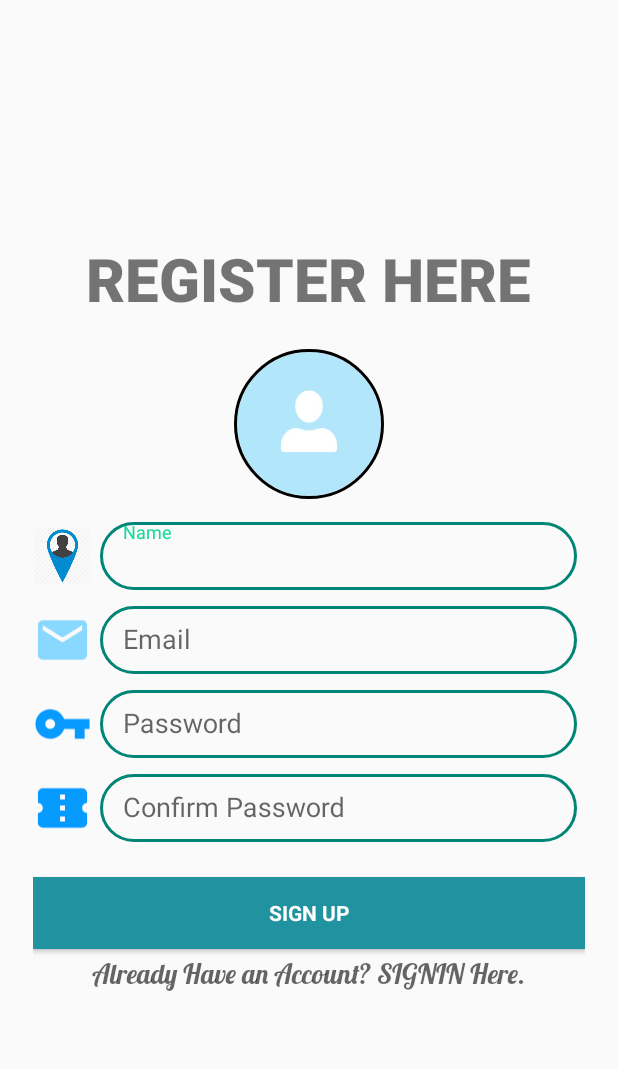
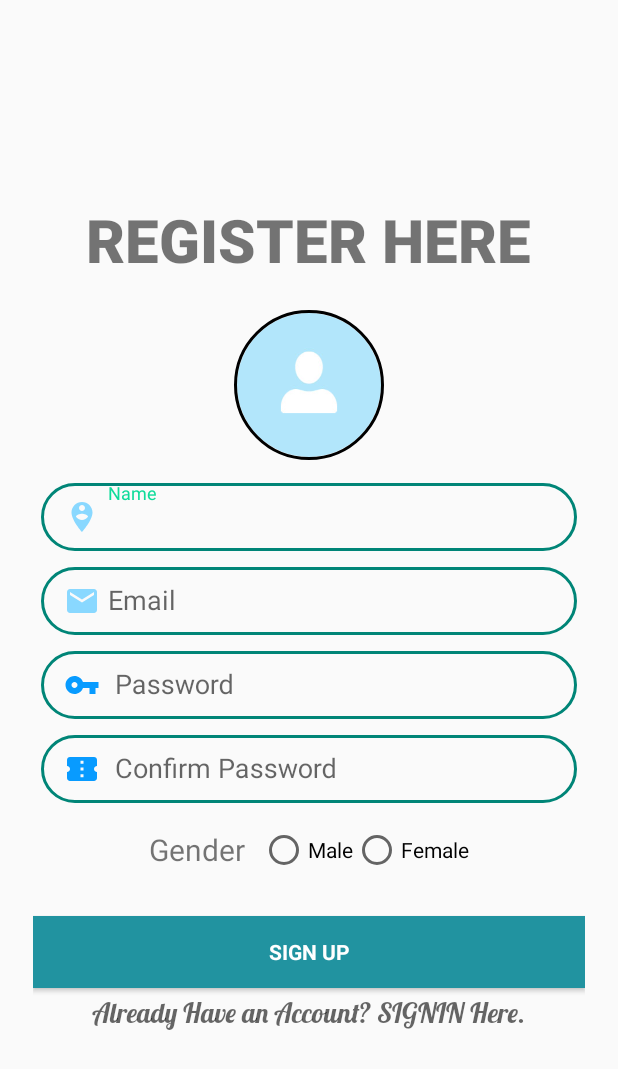
Before and after one commit to UjjwolKayastha/TrackerApplication, an Android app: the screen it shows after launch (SignUp), after a tap on "SIGN UP", on a phone screen of 412 x 824 dp. Shown: the top 1069 px of the screen. Run offline under Robolectric (Android 15) with nearby library versions, the phone set to English and light mode, and no system bars; our stand-ins replace CircleImageView, Firebase (no records; nobody signed in at launch, a user with empty details on screens opened directly); libraries missing offline, so code that uses them is left out: com.theartofdev.edmodo.

Commit message:
Created UserData model to save Authentication data to database

```diff
--- a/app/build.gradle
+++ b/app/build.gradle
@@ -36,6 +36,8 @@ dependencies {
     implementation 'com.google.firebase:firebase-core:16.0.9'
     implementation 'com.firebaseui:firebase-ui-database:4.3.2'
     implementation 'com.google.firebase:firebase-auth:17.0.0'
+
+    //Realtime Database
     implementation 'com.google.firebase:firebase-database:17.0.0'
 
     implementation 'de.hdodenhof:circleimageview:3.0.0'
@@ -43,6 +45,9 @@ dependencies {
     //google authentication
     implementation 'com.google.android.gms:play-services-auth:16.0.1'
 
+    //image cropper
+    api 'com.theartofdev.edmodo:android-image-cropper:2.8.+'
+
 }
 
 apply plugin: 'com.google.gms.google-services'
--- a/app/src/main/java/kayastha/ujjwol/atrackerapp/SignUp.java
+++ b/app/src/main/java/kayastha/ujjwol/atrackerapp/SignUp.java
@@ -1,7 +1,9 @@
 package kayastha.ujjwol.atrackerapp;
 
 import android.content.Intent;
+import android.net.Uri;
 import android.support.annotation.NonNull;
+import android.support.annotation.Nullable;
 import android.support.v7.app.AppCompatActivity;
 import android.os.Bundle;
 import android.text.TextUtils;
@@ -10,6 +12,8 @@ import android.view.View;
 import android.widget.Button;
 import android.widget.EditText;
 import android.widget.ProgressBar;
+import android.widget.RadioButton;
+import android.widget.RadioGroup;
 import android.widget.TextView;
 import android.widget.Toast;
 
@@ -17,43 +21,92 @@ import com.google.android.gms.tasks.OnCompleteListener;
 import com.google.android.gms.tasks.Task;
 import com.google.firebase.auth.AuthResult;
 import com.google.firebase.auth.FirebaseAuth;
+import com.google.firebase.auth.FirebaseUser;
+import com.google.firebase.database.DataSnapshot;
+import com.google.firebase.database.DatabaseError;
 import com.google.firebase.database.DatabaseReference;
 import com.google.firebase.database.FirebaseDatabase;
+import com.google.firebase.database.ValueEventListener;
+import com.theartofdev.edmodo.cropper.CropImage;
+import com.theartofdev.edmodo.cropper.CropImageView;
 
 import java.util.HashMap;
 
 import de.hdodenhof.circleimageview.CircleImageView;
 import kayastha.ujjwol.atrackerapp.R;
+import kayastha.ujjwol.atrackerapp.models.UserData;
+import kayastha.ujjwol.atrackerapp.utilities.Firebase_method;
 
 public class SignUp extends AppCompatActivity {
 
     CircleImageView profile_image;
-    EditText name, email, password, cpassword;
+    private static final int REQUEST_CODE = 5;
+
+    EditText etname, etemail, etpassword, etcpassword;
     Button signup;
 
+    RadioGroup rgGender;
+    RadioButton genderOptions;
+
+    Firebase_method firebase_method;
+
     TextView actlogin;
+
+    FirebaseDatabase mDatabase;
+
     //Firebase
     FirebaseAuth firebaseAuth;
-    DatabaseReference reference;
+    DatabaseReference mReference;
+
+    FirebaseAuth.AuthStateListener mAuthListener;
 
 
-    String userID;
+
+    public String strName, strEmail, strPassword, strGender;
 
 
     @Override
     protected void onCreate(Bundle savedInstanceState) {
         super.onCreate(savedInstanceState);
         setContentView(R.layout.activity_sign_up);
+        mDatabase = FirebaseDatabase.getInstance();
+        mReference = mDatabase.getReference();
 
-        //creating firebaseauth instance
-        firebaseAuth  = FirebaseAuth.getInstance();
-
+        firebase_method = new Firebase_method(this);
 
         profile_image = findViewById(R.id.profile_image);
-        name = findViewById(R.id.signup_name);
-        email = findViewById(R.id.signup_email);
-        password = findViewById(R.id.signup_password);
-        cpassword = findViewById(R.id.signup_confirmPassword);
+        profile_image.setOnClickListener(new View.OnClickListener() {
+            @Override
+            public void onClick(View v) {
+                Intent intent = new Intent();
+                intent.setAction(Intent.ACTION_GET_CONTENT);
+                intent.setType("image/*");
+                startActivityForResult(intent, REQUEST_CODE);
+            }
+        });
+
+        etname = findViewById(R.id.signup_name);
+        etemail = findViewById(R.id.signup_email);
+        etpassword = findViewById(R.id.signup_password);
+        etcpassword = findViewById(R.id.signup_confirmPassword);
+        rgGender = findViewById(R.id.rg_gender);
+
+        rgGender.setOnCheckedChangeListener(new RadioGroup.OnCheckedChangeListener() {
+            @Override
+            public void onCheckedChanged(RadioGroup group, int checkedId) {
+                genderOptions = rgGender.findViewById(checkedId); //choose from the buttons
+                switch (checkedId){
+                    case R.id.rbMale:
+                        strGender = genderOptions.getText().toString();
+                        break;
+                    case R.id.rbFemale:
+                        strGender = genderOptions.getText().toString();
+                        break;
+
+                        default:
+                }
+            }
+        });
 
         actlogin = findViewById(R.id.actLogin);
         actlogin.setOnClickListener(new View.OnClickListener() {
@@ -68,64 +121,105 @@ public class SignUp extends AppCompatActivity {
         signup.setOnClickListener(new View.OnClickListener() {
             @Override
             public void onClick(View v) {
-                Log.d("val", "onClick: SIGNUP CLICKED");
-                String inemail = email.getText().toString().trim();
-                String inpassword = password.getText().toString().trim();
-
-
-                if(Validate()){
-
-                    firebaseAuth.createUserWithEmailAndPassword(inemail,inpassword)
-                            .addOnCompleteListener(new OnCompleteListener<AuthResult>() {
-                        @Override
-                        public void onComplete(@NonNull Task<AuthResult> task) {
-                            if(task.isSuccessful()){
-                                userID = firebaseAuth.getCurrentUser().getUid();
-
-                                reference = FirebaseDatabase.getInstance().getReference("Users").child(userID);
-
-//                                HashMap<String, String> hashMap = new HashMap<>();
-//                                hashMap.put("id", userID);
-//                                hashMap.put("id", userID);
-//                                hashMap.put("id", userID);
-
-                                Toast.makeText(SignUp.this, "REGISTRATION SUCCESSFUL", Toast.LENGTH_SHORT).show();
-                                startActivity(new Intent(getApplicationContext(), SignIn.class));
-
-
-                            }else {
-                                // If sign in fails, display a message to the user.
-                                Log.w("val", "createUserWithEmail:failure", task.getException());
-                                Toast.makeText(getApplicationContext(), "REGISTRATION FAILED",
-                                        Toast.LENGTH_SHORT).show();
-                            }
-                        }
-                    });
-                }
+               register_new_user();
             }
         });
 
+        setupFirebaseAuthentication();
 
     }
 
+    @Override
+    protected void onActivityResult(int requestCode, int resultCode, @Nullable Intent data) {
+        super.onActivityResult(requestCode, resultCode, data);
+
+        if(requestCode == REQUEST_CODE && requestCode == RESULT_OK){
+            Uri imagePath = data.getData();
+            CropImage.activity(imagePath).setGuidelines(CropImageView.Guidelines.ON).start(SignUp.this); //to take the image and crop
+
+        }
+    }
+
+    private void register_new_user() {
+
+        if(Validate()){
+            strEmail = etemail.getText().toString();
+            strPassword = etpassword.getText().toString();
+            strName = etname.getText().toString();
+//            strGender = "Male"; //TEst
+
+            firebase_method.register_new_email(strEmail, strPassword);
+        }
+
+    }
+
+
+    private void setupFirebaseAuthentication(){
+        firebaseAuth  = FirebaseAuth.getInstance();
+        Log.d("val", "setupFirebaseAuthentication: READY TO SEND DATA");
+        mAuthListener = new FirebaseAuth.AuthStateListener() {
+            @Override
+            public void onAuthStateChanged(@NonNull final FirebaseAuth firebaseAuth) {
+                FirebaseUser user = firebaseAuth.getCurrentUser();
+                if(user!=null){
+                    String userId = firebaseAuth.getCurrentUser().getUid();
+
+                    Log.d("val", "onAuthStateChanged: userID" + userId);
+
+                    mReference.addListenerForSingleValueEvent(new ValueEventListener() {
+                        @Override
+                        public void onDataChange(@NonNull DataSnapshot dataSnapshot) {
+                            firebase_method.send_new_user_data(strName, strEmail, strPassword, strGender);
+                            Toast.makeText(SignUp.this, "REGISTRATION SUCCESSFUL", Toast.LENGTH_SHORT).show();
+                            firebaseAuth.signOut();
+                        }
+
+                        @Override
+                        public void onCancelled(@NonNull DatabaseError databaseError) {
+
+                        }
+                    });
+                    finish();
+                }
+            }
+        };
+    }
+
+    @Override
+    protected void onStart() {
+        super.onStart();
+        firebaseAuth.addAuthStateListener(mAuthListener);
+    }
+
+    @Override
+    protected void onStop() {
+        super.onStop();
+        if(mAuthListener != null){
+            firebaseAuth.removeAuthStateListener(mAuthListener);
+        }
+    }
+
     public boolean Validate(){
-        if (TextUtils.isEmpty(name.getText().toString())){
-            name.setError("Required Field");
+        if (TextUtils.isEmpty(etname.getText().toString())){
+            etname.setError("Required Field");
             return false;
         }
-        else if (TextUtils.isEmpty(email.getText().toString())){
-            email.setError("Required Field");
+        else if (TextUtils.isEmpty(etemail.getText().toString())){
+            etemail.setError("Required Field");
             return false;
         }
-        else if (TextUtils.isEmpty(password.getText().toString())){
-            password.setError("Required Field");
+        else if (TextUtils.isEmpty(etpassword.getText().toString())){
+            etpassword.setError("Required Field");
             return false;
-        }else if (TextUtils.isEmpty(cpassword.getText().toString())){
-            cpassword.setError("Required Field");
+        }else if (TextUtils.isEmpty(etcpassword.getText().toString())){
+            etcpassword.setError("Required Field");
             return false;
         }
 
         return true;
     }
 
+
+
+
 }
--- /dev/null
+++ b/app/src/main/java/kayastha/ujjwol/atrackerapp/utilities/Firebase_method.java
@@ -0,0 +1,53 @@
+package kayastha.ujjwol.atrackerapp.utilities;
+
+import android.content.Context;
+import android.provider.ContactsContract;
+import android.support.annotation.NonNull;
+import android.widget.Toast;
+
+import com.google.android.gms.tasks.OnCompleteListener;
+import com.google.android.gms.tasks.Task;
+import com.google.firebase.auth.AuthResult;
+import com.google.firebase.auth.FirebaseAuth;
+import com.google.firebase.database.DatabaseReference;
+import com.google.firebase.database.FirebaseDatabase;
+
+import kayastha.ujjwol.atrackerapp.models.UserData;
+
+public class Firebase_method {
+    FirebaseAuth mAuth;
+    FirebaseDatabase mDatabase;
+    DatabaseReference mReference;
+    Context mContext;
+
+    String userID;
+
+    public Firebase_method(Context context){
+        mAuth = FirebaseAuth.getInstance();
+        mDatabase = FirebaseDatabase.getInstance();
+        mReference = mDatabase.getReference();
+        mContext = context;
+    }
+
+    public void register_new_email(String strEmail, String strPassword){
+        mAuth.createUserWithEmailAndPassword(strEmail, strPassword)
+                .addOnCompleteListener(new OnCompleteListener<AuthResult>() {
+                    @Override
+                    public void onComplete(@NonNull Task<AuthResult> task) {
+                        if(!task.isSuccessful()){
+                            Toast.makeText(mContext, "REGISTRATION FAILED", Toast.LENGTH_SHORT).show();
+                        }else {
+                            userID = mAuth.getCurrentUser().getUid();
+
+                        }
+                    }
+                });
+    }
+
+
+    public void send_new_user_data(String name, String email, String password, String gender){
+        UserData userData = new UserData(name, email, password, gender);
+        mReference.child(userID).setValue(userData);
+
+    }
+}
--- a/app/src/main/res/layout/activity_sign_up.xml
+++ b/app/src/main/res/layout/activity_sign_up.xml
@@ -50,13 +50,6 @@ tools:context=".SignUp">
             android:orientation="horizontal"
             >
 
-            <ImageView
-                android:layout_weight="1"
-                android:layout_width="0dp"
-                android:layout_height="match_parent"
-                android:src="@drawable/person"
-                />
-
             <android.support.design.widget.TextInputLayout
                 android:layout_width="0dp"
                 android:layout_height="45dp"
@@ -70,6 +63,8 @@ tools:context=".SignUp">
                     android:id="@+id/signup_name"
                     android:layout_width="match_parent"
                     android:layout_height="wrap_content"
+                    android:drawablePadding="5dp"
+                    android:drawableLeft="@drawable/ic_action_person"
                     android:background="@android:color/transparent"
                     android:ellipsize="end"
                     android:hint="Name"
@@ -86,13 +81,6 @@ tools:context=".SignUp">
             android:orientation="horizontal"
             >
 
-            <ImageView
-                android:layout_weight="1"
-                android:layout_width="0dp"
-                android:layout_height="match_parent"
-                android:src="@drawable/ic_action_email"
-                />
-
             <android.support.design.widget.TextInputLayout
                 android:layout_width="0dp"
                 android:layout_height="45dp"
@@ -106,6 +94,8 @@ tools:context=".SignUp">
                     android:id="@+id/signup_email"
                     android:layout_width="match_parent"
                     android:layout_height="wrap_content"
+                    android:drawablePadding="5dp"
+                    android:drawableLeft="@drawable/ic_action_email"
                     android:background="@android:color/transparent"
                     android:ellipsize="end"
                     android:hint="Email"
@@ -123,12 +113,6 @@ tools:context=".SignUp">
             android:orientation="horizontal"
             >
 
-            <ImageView
-                android:layout_weight="1"
-                android:layout_width="0dp"
-                android:layout_height="match_parent"
-                android:src="@drawable/ic_action_password"
-                />
 
             <android.support.design.widget.TextInputLayout
                 android:layout_width="0dp"
@@ -143,6 +127,8 @@ tools:context=".SignUp">
                     android:id="@+id/signup_password"
                     android:layout_width="match_parent"
                     android:layout_height="wrap_content"
+                    android:drawablePadding="10dp"
+                    android:drawableLeft="@drawable/ic_action_password"
                     android:background="@android:color/transparent"
                     android:ellipsize="end"
                     android:hint="Password"
@@ -160,12 +146,6 @@ tools:context=".SignUp">
             android:orientation="horizontal"
             >
 
-            <ImageView
-                android:layout_weight="1"
-                android:layout_width="0dp"
-                android:layout_height="match_parent"
-                android:src="@drawable/ic_action_cpassword"
-                />
 
             <android.support.design.widget.TextInputLayout
                 android:layout_width="0dp"
@@ -179,12 +159,15 @@ tools:context=".SignUp">
                 <android.support.design.widget.TextInputEditText
                     android:id="@+id/signup_confirmPassword"
                     android:layout_width="match_parent"
+                    android:drawablePadding="10dp"
+                    android:drawableLeft="@drawable/ic_action_cpassword"
                     android:layout_height="wrap_content"
                     android:background="@android:color/transparent"
                     android:ellipsize="end"
                     android:hint="Confirm Password"
                     android:inputType="textPassword"
                     android:maxLines="1" />
+
             </android.support.design.widget.TextInputLayout>
 
 
@@ -192,12 +175,47 @@ tools:context=".SignUp">
 
         </LinearLayout>
 
+        <LinearLayout
+            android:layout_width="wrap_content"
+            android:layout_height="wrap_content"
+            android:layout_gravity="center_horizontal"
+            >
+            <TextView
+                android:layout_width="wrap_content"
+                android:layout_height="wrap_content"
+                android:layout_gravity="center_vertical"
+                android:textSize="20dp"
+                android:layout_marginLeft="10dp"
+                android:text="Gender"/>
 
 
+            <RadioGroup
+                android:id="@+id/rg_gender"
+                android:layout_width="match_parent"
+                android:layout_height="wrap_content"
+                android:orientation="horizontal"
+                android:layout_gravity="center"
+                android:layout_marginLeft="40dp"
+                android:layout_margin="10dp"
+                >
+
+                <RadioButton
+                    android:id="@+id/rbMale"
+                    android:layout_width="match_parent"
+                    android:layout_height="wrap_content"
+                    android:layout_weight="1"
+                    android:text="Male" />
+
+                <RadioButton
+                    android:id="@+id/rbFemale"
+                    android:layout_width="match_parent"
+                    android:layout_height="wrap_content"
+                    android:layout_weight="1"
+                    android:text="Female" />
 
 
-
-
+            </RadioGroup>
+        </LinearLayout>
 
         <Button
             android:id="@+id/btn_signUp"
@@ -209,6 +227,7 @@ tools:context=".SignUp">
             android:text="SIGN UP"
             android:textColor="@android:color/white"
             android:textStyle="bold" />
+
 
         <TextView
             android:layout_marginTop="5dp"
```
Also changed, not shown: app/src/main/AndroidManifest.xml (+5 -3 lines), app/src/main/java/kayastha/ujjwol/atrackerapp/SignIn.java (+8 -16 lines), app/src/main/java/kayastha/ujjwol/atrackerapp/models/UserData.java (added, +57 -0 lines), app/src/main/res/layout/activity_sign_in.xml (+6 -12 lines), 1 other file.
